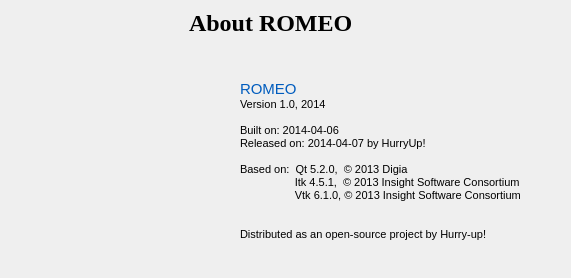
This is src/romeo/view/dialogs/aboutdialog.ui in AlbertoSimioni/Romeo as Qt 5 draws it before an edit. The edited form follows.
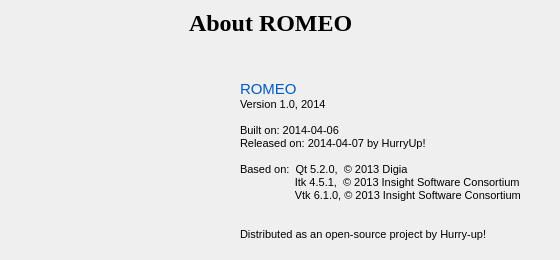
This is the edited form. Icons and pictures are not drawn.

What changed in the file:
```diff
--- a/src/romeo/view/dialogs/aboutdialog.ui
+++ b/src/romeo/view/dialogs/aboutdialog.ui
@@ -6,10 +6,28 @@
    <rect>
     <x>0</x>
     <y>0</y>
-    <width>571</width>
-    <height>278</height>
+    <width>560</width>
+    <height>260</height>
    </rect>
   </property>
+  <property name="sizePolicy">
+   <sizepolicy hsizetype="Fixed" vsizetype="Fixed">
+    <horstretch>0</horstretch>
+    <verstretch>0</verstretch>
+   </sizepolicy>
+  </property>
+  <property name="minimumSize">
+   <size>
+    <width>560</width>
+    <height>260</height>
+   </size>
+  </property>
+  <property name="maximumSize">
+   <size>
+    <width>560</width>
+    <height>260</height>
+   </size>
+  </property>
   <property name="windowTitle">
    <string>About ROMEO</string>
   </property>
```
Left out of the diff: 6 changed lines with no effect on the pictures.
